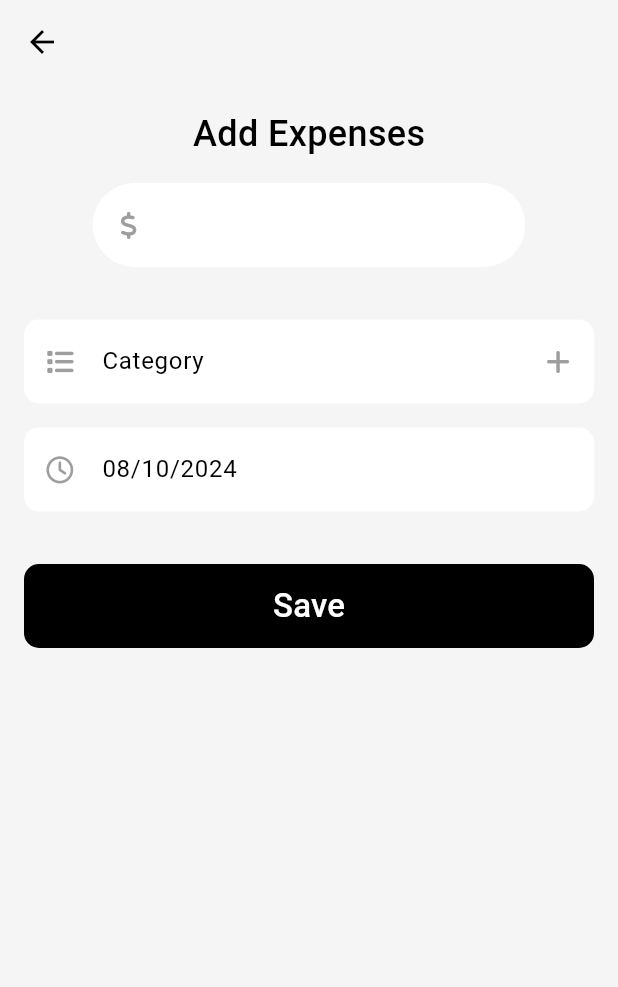
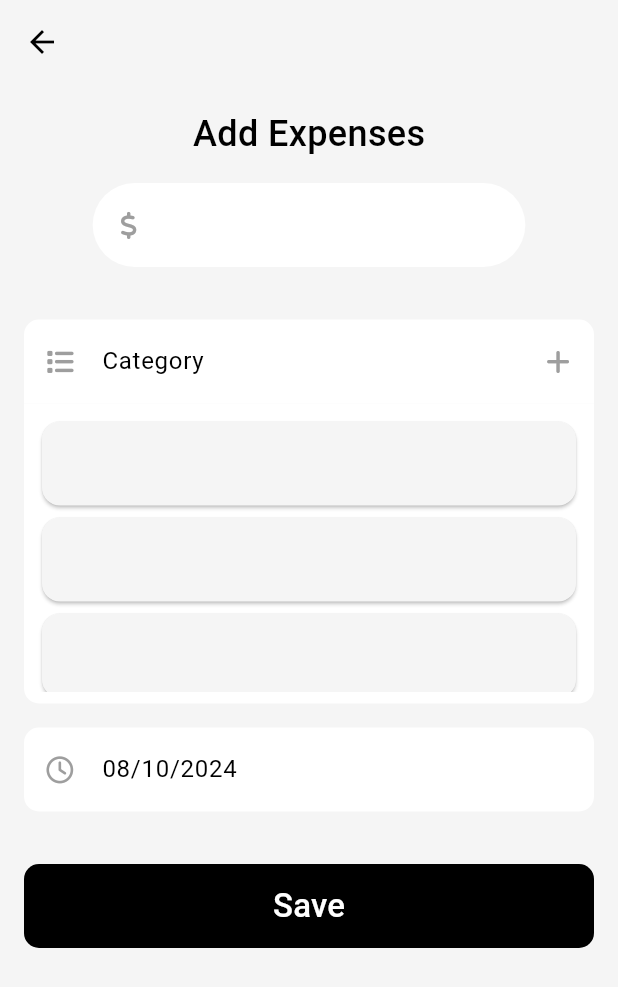
Before and after one commit to Rashmina2000/Expense_tracker_flutter-app, a Flutter app: the AddExpenses screen opened directly, on a phone screen of 412 x 824 dp. Shown: the top 987 px of the screen. Run offline on Flutter 3.47's test engine with Material 3 defaults, Android fonts, the phone set to English and light mode, and no system bars; our stand-ins replace bloc, cloud_firestore, equatable, firebase_core, fl_chart, flutter_bloc and 2 more; accounts and stored records are empty.

Commit message:
category ListTile create

```diff
--- a/lib/screens/add_expenses/add_expenses.dart
+++ b/lib/screens/add_expenses/add_expenses.dart
@@ -1,6 +1,7 @@
 import 'package:expense_tracker_app/screens/add_expenses/category_creation.dart';
 import 'package:flutter/cupertino.dart';
 import 'package:flutter/material.dart';
+import 'package:flutter/painting.dart';
 import 'package:font_awesome_flutter/font_awesome_flutter.dart';
 import 'package:intl/intl.dart';
 
@@ -92,9 +93,28 @@ class _AddExpensesState extends State<AddExpenses> {
                   // label: Text("Category"), this label goes up when input clicks
                   hintText: "Category",
                   border: OutlineInputBorder(
-                    borderRadius: BorderRadius.circular(10),
+                    borderRadius:
+                        BorderRadius.vertical(top: Radius.circular(10)),
                     borderSide: BorderSide.none,
                   ),
+                ),
+              ),
+              Container(
+                height: 200,
+                width: MediaQuery.of(context).size.width,
+                decoration: const BoxDecoration(
+                  color: Colors.white,
+                  borderRadius: BorderRadius.vertical(
+                    bottom: Radius.circular(10),
+                  ),
+                ),
+                child: Padding(
+                  padding: const EdgeInsets.all(8.0),
+                  child: ListView.builder(
+                      itemCount: 5,
+                      itemBuilder: (context, int i) {
+                        return const Card(child: ListTile());
+                      }),
                 ),
               ),
               SizedBox(height: 16),
```
